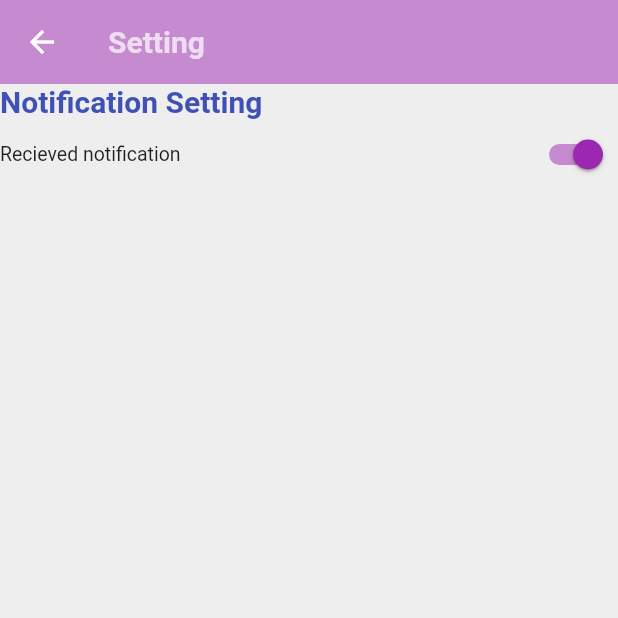
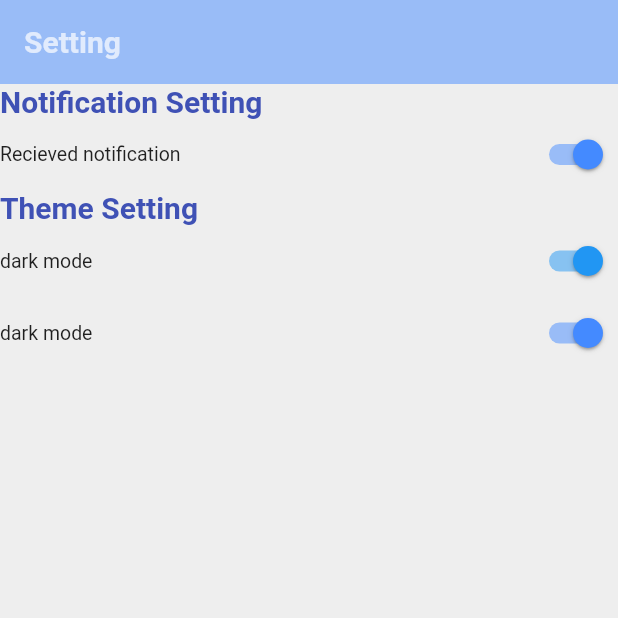
Before and after one commit to CSE5202/EVDCS-Mobile-App, a Flutter app: the Setting screen opened directly, on a phone screen of 412 x 824 dp, the top half of it. Run offline on Flutter 3.47's test engine with Material 2 defaults, Android fonts, the phone set to English and light mode, and no system bars; our stand-ins replace flare_flutter, shared_preferences, sqflite, wave; accounts and stored records are empty.

Commit message:
driver mobile app setting feature implemented

```diff
--- a/lib/history.dart
+++ b/lib/history.dart
@@ -1,5 +1,5 @@
 import 'package:flutter/material.dart';
-import 'page2.dart';
+
 class History extends StatelessWidget{
    @override
   Widget build(BuildContext context){
--- a/lib/home.dart
+++ b/lib/home.dart
@@ -94,7 +94,7 @@ class _HomeState extends State<Home> {
                 title: Text('Setting'),
                 leading: Icon(Icons.settings),
                 onTap: (){Navigator.of(context).pop();
-                  Navigator.of(context).push(MaterialPageRoute(builder:(BuildContext context)=>Setting()));
+                  Navigator.of(context).push(MaterialPageRoute(builder:(BuildContext context)=>ThemeApp()));
 
                 },
               ),
--- a/lib/main.dart
+++ b/lib/main.dart
@@ -1,11 +1,16 @@
 import 'package:flutter/material.dart';
 import 'package:flare_flutter/flare_actor.dart';
 import 'page1.dart';
+import 'package:provider/provider.dart';
+import 'package:project/theme_manager.dart';
+//import 'package:project/app_themes.dart';
 //import 'dart:async';
 
 void main() {runApp(MaterialApp(
   home: splashscreen(),
 ));}
+
+
 class splashscreen extends StatefulWidget {
   @override
    splashscreenState createState() =>  splashscreenState();
--- a/lib/setting.dart
+++ b/lib/setting.dart
@@ -1,14 +1,52 @@
 import 'package:flutter/material.dart';
-import 'page2.dart';
-class Setting extends StatelessWidget{
+import 'package:project/theme_manager.dart';
+import 'package:flutter/cupertino.dart';
+import 'package:provider/provider.dart';
+
+class ThemeApp extends StatelessWidget {
+
+ @override
+ Widget build(BuildContext context) {
+   return MultiProvider(
+     providers: [
+       ChangeNotifierProvider<ThemeChanger>(
+    //Here we provid(e our ThemeManager to child widget tree
+    create: (_) => ThemeChanger(ThemeData.dark()),
+
+       )],
+       child:  MaterialAppwithTheme(),
+       );
+       }}
+
+class MaterialAppwithTheme extends StatelessWidget {
+  /*const MaterialAppwithTheme({
+    Key key,
+  }): super(key: key);*/
+  @override
+  Widget build(BuildContext context) {
+    final theme =Provider.of<ThemeChanger>(context);
+    return MaterialApp(
+      debugShowCheckedModeBanner: false,
+      theme: theme.getTheme(),
+      home: Setting(),
+    );
+  }
+}
+
+
+
+class Setting extends StatelessWidget {
+
    @override
   Widget build(BuildContext context) {
+
+    ThemeChanger _themeChanger = Provider.of<ThemeChanger>(context);
     return Scaffold(
       backgroundColor: Colors.grey.shade200,
       appBar: AppBar(
         elevation: 0,
         brightness: Brightness.light,
-        backgroundColor: Colors.purple.withOpacity(0.5),
+        backgroundColor: Colors.blueAccent.withOpacity(0.5),
       title: Text('Setting', style: TextStyle(color: Colors.white70,fontSize: 20.0,fontWeight: FontWeight.bold,)
       ),
       ),
@@ -21,11 +59,37 @@ class Setting extends StatelessWidget{
             ),
             SwitchListTile(
               dense: true,
-              activeColor: Colors.purple,
+              activeColor: Colors.blueAccent,
               contentPadding: const EdgeInsets.all(0),
               value: true,
               title: Text('Recieved notification'),
               onChanged: (val){},
+            ),
+            Text("Theme Setting",
+            style: TextStyle(color: Colors.indigo,fontSize: 20.0,fontWeight: FontWeight.bold,),
+            ),
+            SwitchListTile(
+              dense: true,
+              activeColor: Colors.blue,
+              contentPadding: const EdgeInsets.all(0),
+              value: true,
+              title: Text(_themeChanger.getTheme().brightness ==Brightness.dark ? 'dark mode':'light mode'),
+              onChanged: (val){
+                _themeChanger.setTheme(ThemeData.light());
+
+              //_themeChanger.switchTheme();
+
+              },
+            ),
+            SwitchListTile(
+              dense: true,
+              activeColor: Colors.blueAccent,
+              contentPadding: const EdgeInsets.all(0),
+              value: true,
+              title: Text(_themeChanger.getTheme().brightness ==Brightness.dark ? 'dark mode':'light mode'),
+              onChanged: (val){
+                         _themeChanger.setTheme(ThemeData.dark());
+              },
             )
           ],
 
@@ -34,4 +98,5 @@ class Setting extends StatelessWidget{
 
 
     );
-  }}
+  }
+}
--- /dev/null
+++ b/lib/theme_manager.dart
@@ -0,0 +1,62 @@
+import 'package:flutter/material.dart';
+
+import 'package:shared_preferences/shared_preferences.dart';
+import 'package:flutter/cupertino.dart';
+
+//import 'package:project/app_themes.dart';
+//import 'package:shared_preferences/shared_preferences.dart';
+class ThemeChanger with ChangeNotifier{
+  ThemeData _themeData;
+  ThemeChanger(this._themeData);
+  ThemeData getTheme()=> _themeData;
+
+  setTheme(ThemeData theme){
+    _themeData = theme;
+    notifyListeners();
+  }
+
+  /*SharedPreferences _prefs;
+  static const  _themeField = 'theme';
+  static const int _lightThemeInt = 0;
+  static const int _darkThemeInt = 1;
+
+  final _lightTheme = ThemeData.light().copyWith(
+    primaryColor: Colors.white,
+    accentColor: Colors.blue,
+    primaryIconTheme: IconThemeData(color: Colors.black ),
+  );
+   final _darkTheme = ThemeData.dark().copyWith(
+    primaryColor: Colors.white,
+    accentColor: Colors.blue,
+    primaryIconTheme: IconThemeData(color: Colors.white),
+  );
+
+ /* ThemeChanger(){
+    _themeData = _darkTheme;
+    asyncInit();
+
+  }*/
+
+  Future<void> asyncInit() async{
+    _prefs = await SharedPreferences.getInstance();
+    int theme = (_prefs.getInt(_themeField) ?? 0);
+    if(theme == _lightThemeInt){
+      _themeData = _lightTheme;
+    }else{
+      _themeData = _darkTheme;
+    }
+    notifyListeners();
+  }
+
+
+  void switchTheme(){
+    if(_themeData == _lightTheme){
+      _themeData = _darkTheme;
+      _prefs.setInt(_themeField, _darkThemeInt);
+    }else{
+      _themeData = _lightTheme;
+       _prefs.setInt(_themeField, _lightThemeInt);
+    }
+    notifyListeners();
+  }*/
+}
```
Also changed, not shown: lib/DBHelper.dart (added, +44 -0 lines), lib/app_themes.dart (added, +28 -0 lines), pubspec.yaml (+11 -0 lines), pubspec.lock, 2 other files.
